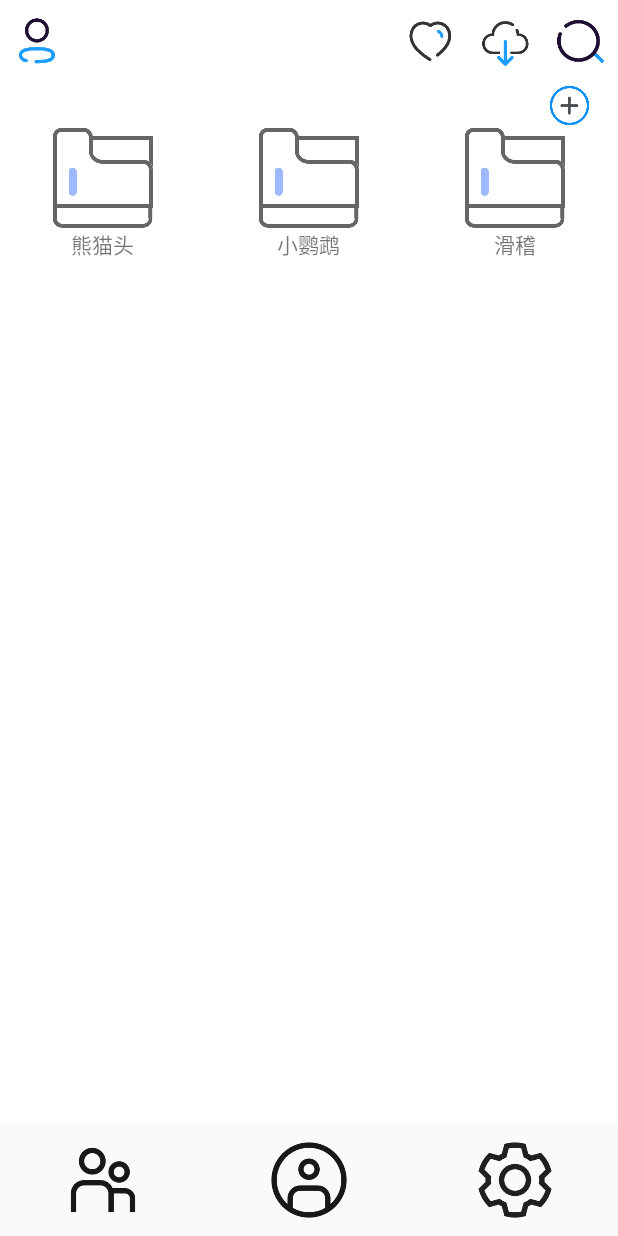
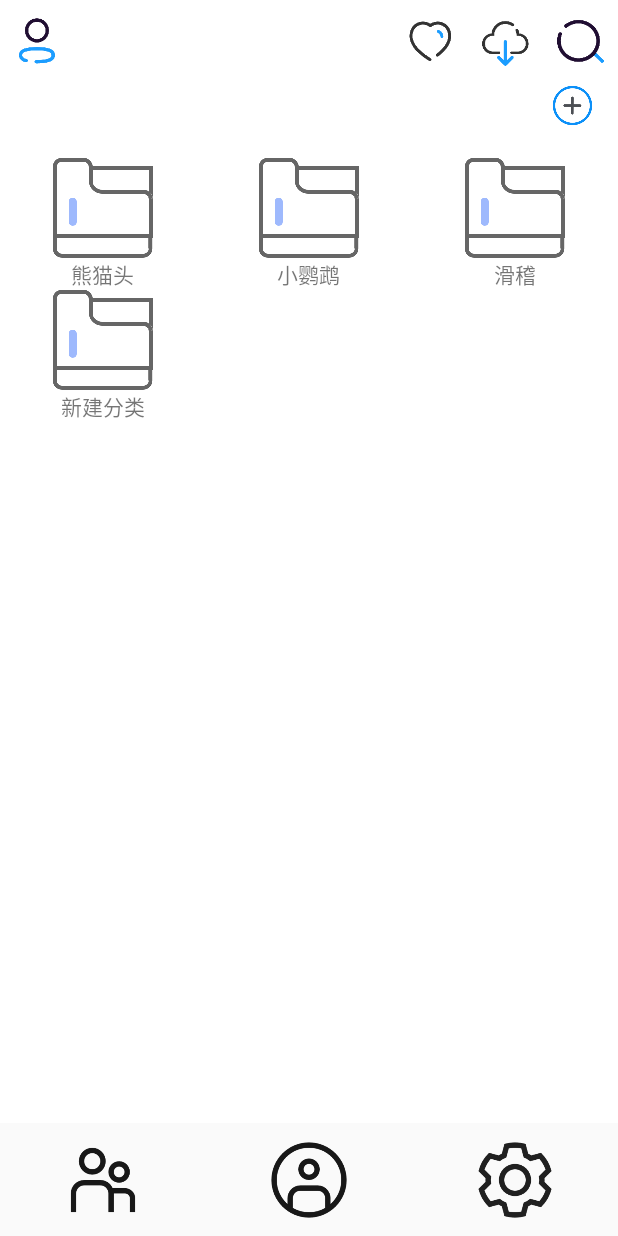
Before and after one commit to X-G-Y/TuYu, an Android app: the screen it shows after launch (basic), after a tap on an icon or button, on a phone screen of 412 x 824 dp. Run offline under Robolectric (Android 15) with nearby library versions, the phone set to English and light mode, and no system bars.

Commit message:
搜索界面可以正常打开 新增“新建分类按钮”，自动创建一个新的分类

```diff
--- a/app/src/main/AndroidManifest.xml
+++ b/app/src/main/AndroidManifest.xml
@@ -17,6 +17,7 @@
             android:parentActivityName="com.example.start.basic">
 
         </activity>
+
         <activity
             android:name=".basic"
             android:label="@string/title_activity_basic"
--- a/app/src/main/java/com/example/start/Fragment2.java
+++ b/app/src/main/java/com/example/start/Fragment2.java
@@ -3,6 +3,7 @@ package com.example.start;
 import android.content.Context;
 import android.content.Intent;
 import android.os.Bundle;
+import android.util.Log;
 import android.view.LayoutInflater;
 import android.view.View;
 import android.view.ViewGroup;
@@ -10,6 +11,9 @@ import android.widget.ImageButton;
 
 import androidx.annotation.NonNull;
 import androidx.fragment.app.Fragment;
+import androidx.lifecycle.LifecycleOwner;
+import androidx.lifecycle.LiveData;
+import androidx.recyclerview.widget.DefaultItemAnimator;
 import androidx.recyclerview.widget.GridLayoutManager;
 import androidx.recyclerview.widget.RecyclerView;
 
@@ -21,16 +25,31 @@ import java.util.List;
  * Fragment2对应本地管理界面
  */
 public class Fragment2 extends Fragment {
+
+    @NonNull
+    @Override
+    public LiveData<LifecycleOwner> getViewLifecycleOwnerLiveData() {
+        return super.getViewLifecycleOwnerLiveData();
+    }
+    //动态循环视图对象
+    private RecyclerView recyclerView_dynamic;
+    private int position = 3;  //定义新建item位置
     boolean ifstart = true;
-    private List<DocumentManger> list = new ArrayList<>();
+    private View view;
+    private ImageButton imageButton;
+    private ImageButton addManger;
+    private DocumentManger doc = new DocumentManger("新建分类", R.drawable.documentpng);
+    //线性适配器对象
+    private MyRecyclerviewAdapter myRecyclerviewAdapter;
+    //当前队列
+    private List<DocumentManger> listNow = new ArrayList<>();
+    //所有队列
+    private List<DocumentManger> listAll = new ArrayList<>();
     // TODO: Rename parameter arguments, choose names that match
     // the fragment initialization parameters, e.g. ARG_ITEM_NUMBER
     private static final String ARG_PARAM1 = "param1";
     private static final String ARG_PARAM2 = "param2";
 
-    GridLayoutManager layoutManager;
-    MyRecyclerviewAdapter myRecyclerviewAdapter;
-    RecyclerView recyclerView;
 
     // TODO: Rename and change types of parameters
     private String mParam1;
@@ -61,8 +80,6 @@ public class Fragment2 extends Fragment {
     @Override
     public void onCreate(Bundle savedInstanceState) {
         super.onCreate(savedInstanceState);
-        setHasOptionsMenu(true);
-
 
 
 
@@ -79,55 +96,9 @@ public class Fragment2 extends Fragment {
     @Override
     public void onStart(){
         super.onStart();
-        //getActivity().setContentView(R.layout.picture);
-        //判断是否已经进行过一次初始化
-        if(ifstart){
-            //添加recyclerview控件
-            init();
-            RecyclerView recyclerView = getActivity().findViewById(R.id.recyclerview);
-            GridLayoutManager layoutManager = new GridLayoutManager(getActivity(),3);
-            MyRecyclerviewAdapter myRecyclerviewAdapter = new MyRecyclerviewAdapter(list);
-            //设置布局管理器
-            recyclerView.setLayoutManager(layoutManager);
-            //设置适配器
-            recyclerView.setAdapter(myRecyclerviewAdapter);
-        }
-
-
-        ifstart = false;
-
-        //添加分类按钮
-        ImageButton addmanger = getActivity().findViewById((R.id.AddManger));
-        addmanger.setOnClickListener(new View.OnClickListener() {
-            @Override
-            public void onClick(View v) {
-                DocumentManger newone = new DocumentManger("新建分类", R.drawable.documentpng);
-                list.add(newone);
-            }
-        });
-        //搜索按钮
-        ImageButton imageButton = getActivity().findViewById(R.id.Search);
-        imageButton.setOnClickListener(new View.OnClickListener() {
-            @Override
-            public void onClick(View v) {
-                Intent intent = new Intent(getActivity(), SearchActivity.class);
-                startActivity(intent);
-            }
-        });
-
-
 
     }
 
-    private void init(){
-        //熊猫头，小鹦鹉，滑稽脸
-        DocumentManger Panda = new DocumentManger("熊猫头", R.drawable.documentpng);
-        list.add(Panda);
-        DocumentManger parrot = new DocumentManger("小鹦鹉", R.drawable.documentpng);
-        list.add(parrot);
-        DocumentManger comical = new DocumentManger("滑稽", R.drawable.documentpng);
-        list.add(comical);
-    }
 
 
 
@@ -145,7 +116,53 @@ public class Fragment2 extends Fragment {
     public View onCreateView(LayoutInflater inflater, ViewGroup container,
                              Bundle savedInstanceState) {
         // Inflate the layout for this fragment
-        return inflater.inflate(R.layout.fragment_2, container, false);
+        view = inflater.inflate(R.layout.fragment_2, container, false);
+        //搜索按钮
+        imageButton = (ImageButton) view.findViewById(R.id.Search);
+        imageButton.setOnClickListener(new View.OnClickListener() {
+            @Override
+            public void onClick(View v){
+                Log.e(getTag(), "onClick: ");
+                Intent intent = new Intent(getActivity(), SearchActivity.class);
+                startActivity(intent);
+
+            }
+        });
+        //新建分类按钮
+        addManger = (ImageButton)view.findViewById(R.id.AddManger);
+        addManger.setOnClickListener(new View.OnClickListener() {
+            @Override
+            public void onClick(View v) {
+                listAll.add(doc);
+                myRecyclerviewAdapter.notifyItemInserted(myRecyclerviewAdapter.getItemCount());
+                recyclerView_dynamic.scrollToPosition(myRecyclerviewAdapter.getItemCount());
+            }
+        });
+        recyclerView_dynamic = view.findViewById(R.id.recyclerview);
+
+        init();
+        return view;
+    }
+
+    private void init(){
+        //创建一个网格视图管理器
+        GridLayoutManager manager = new GridLayoutManager(
+                getActivity(), 3
+        );
+        //设置管理器
+        recyclerView_dynamic.setLayoutManager(manager);
+        //初始创建熊猫头，小鹦鹉，滑稽脸，可以动态刷新
+        DocumentManger Panda = new DocumentManger("熊猫头", R.drawable.documentpng);
+        listAll.add(Panda);
+        DocumentManger parrot = new DocumentManger("小鹦鹉", R.drawable.documentpng);
+        listAll.add(parrot);
+        DocumentManger comical = new DocumentManger("滑稽", R.drawable.documentpng);
+        listAll.add(comical);
+        myRecyclerviewAdapter = new MyRecyclerviewAdapter(listAll);
+        recyclerView_dynamic.setAdapter(myRecyclerviewAdapter);
+        //设置默认动画效果
+        recyclerView_dynamic.setItemAnimator(new DefaultItemAnimator());
+
     }
 
 
@@ -153,5 +170,4 @@ public class Fragment2 extends Fragment {
 
 
 
-
 }
--- a/app/src/main/java/com/example/start/MyRecyclerviewAdapter.java
+++ b/app/src/main/java/com/example/start/MyRecyclerviewAdapter.java
@@ -11,6 +11,10 @@ import androidx.recyclerview.widget.RecyclerView;
 import java.util.List;
 
 class MyRecyclerviewAdapter extends RecyclerView.Adapter<MyRecyclerviewAdapter.ViewHolder> {
+
+    private List<DocumentManger> list_request;    //数据源
+    private int position;
+
 
 
     //初始化item对象
@@ -26,6 +30,7 @@ class MyRecyclerviewAdapter extends RecyclerView.Adapter<MyRecyclerviewAdapter.V
         }
     }
 
+
     @NonNull
     @Override
     public ViewHolder onCreateViewHolder(@NonNull ViewGroup parent, int viewType) {
@@ -36,16 +41,17 @@ class MyRecyclerviewAdapter extends RecyclerView.Adapter<MyRecyclerviewAdapter.V
 
 
 
-    private List<DocumentManger> list_request;    //数据源
     //获取list数量大小，在adapter的构造方法里传入需要的数据源，之后返回大小
     public MyRecyclerviewAdapter(List<DocumentManger> list_request) {
         this.list_request = list_request;
     }
 
+    //获取List大小
     public int getItemCount() {
         return list_request == null ? 0 : list_request.size();
     }
-
+    //获取列表项的编号
+    public long getItemID(int position) { return position;}
 
     @Override
     public void onBindViewHolder(@NonNull ViewHolder holder, int position) {
--- a/app/src/main/res/layout/activity_search.xml
+++ b/app/src/main/res/layout/activity_search.xml
@@ -19,13 +19,7 @@
             android:layout_weight="1.2">
 
 
-            <androidx.appcompat.widget.Toolbar
-                android:layout_width="match_parent"
-                android:layout_height="match_parent"
-                android:id="@+id/toolbarr"
-                android:background="@color/white">
 
-            </androidx.appcompat.widget.Toolbar>
 
 
 
--- a/app/src/main/res/layout/fragment_2.xml
+++ b/app/src/main/res/layout/fragment_2.xml
@@ -81,17 +81,17 @@
 
         <RelativeLayout
             android:layout_width="match_parent"
-            android:layout_height="30dp">
+            android:layout_height="50dp">
 
             <ImageButton
+                android:id="@+id/AddManger"
                 android:layout_width="30dp"
                 android:layout_height="30dp"
                 android:layout_alignParentRight="true"
-                android:layout_marginRight="17dp"
+                android:layout_marginRight="15dp"
                 android:background="@color/white"
                 android:scaleType="centerCrop"
-                android:src="@drawable/addmanger"
-                android:id="@+id/AddManger">
+                android:src="@drawable/addmanger">
 
             </ImageButton>
         </RelativeLayout>
```
Also changed, not shown: app/src/main/java/com/example/start/SearchActivity.java (+1 -33 lines), app/src/main/java/ViewHolder.java (added).
